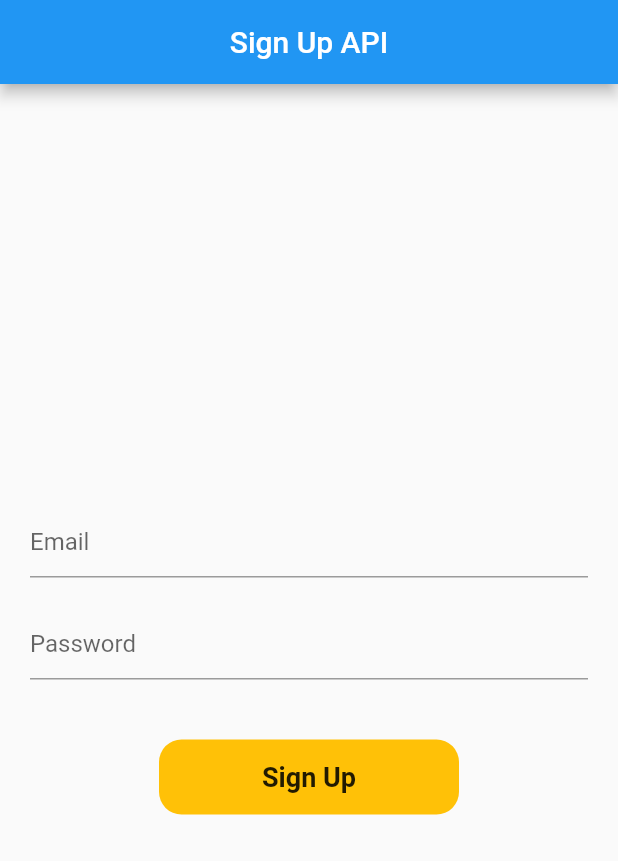
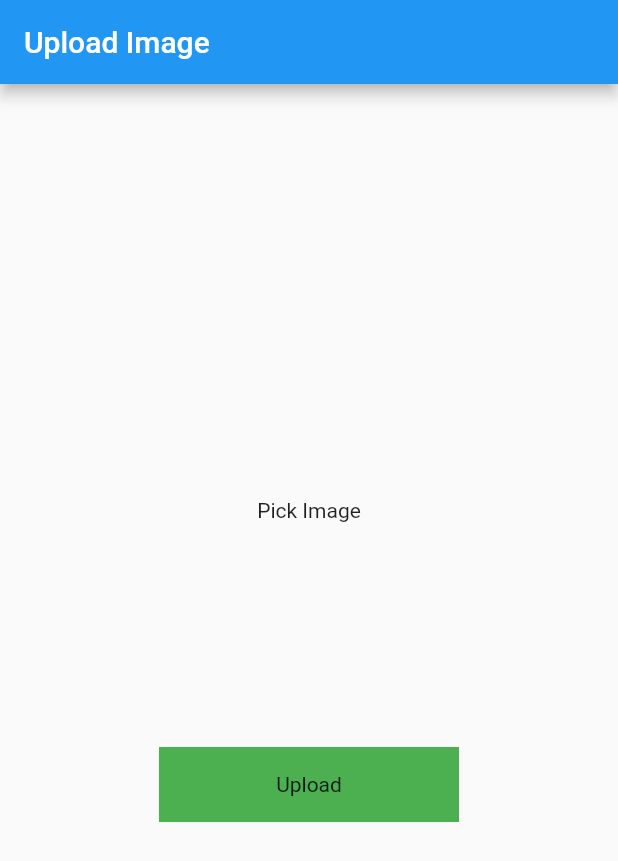
Before and after one commit to atif329/REST-Api-Tutorial, a Flutter app: the screen it shows after launch, on a phone screen of 412 x 824 dp. Shown: the top 861 px of the screen. Run offline on Flutter 3.47's test engine with Material 2 defaults, Android fonts, the phone set to English and light mode, and no system bars; drawn by our look-alikes of modal_progress_hud_nsn; our stand-ins replace image_picker; missing offline and left inert: dart:html.

Commit message:
upload image API

```diff
--- a/lib/main.dart
+++ b/lib/main.dart
@@ -1,6 +1,7 @@
 // import 'package:api_learning/example_four.dart';
 import 'package:api_learning/fifth_example.dart';
 import 'package:api_learning/signup.dart';
+import 'package:api_learning/upload_image-screen.dart';
 // import 'package:api_learning/third_example.dart';
 import 'package:flutter/material.dart';
 
@@ -17,7 +18,7 @@ class MyApp extends StatelessWidget {
       theme: ThemeData(
         primarySwatch: Colors.blue,
       ),
-      home: const SignUpScreen(),
+      home: const UploadImageScreen(),
     );
   }
 }
--- /dev/null
+++ b/lib/upload_image-screen.dart
@@ -0,0 +1,120 @@
+import 'dart:convert';
+import 'dart:io';
+import 'package:http/http.dart' as http;
+import 'package:flutter/material.dart';
+import 'package:image_picker/image_picker.dart';
+import 'package:modal_progress_hud_nsn/modal_progress_hud_nsn.dart';
+
+class UploadImageScreen extends StatefulWidget {
+  const UploadImageScreen({Key? key}) : super(key: key);
+
+  @override
+  _UploadImageScreenState createState() => _UploadImageScreenState();
+}
+
+class _UploadImageScreenState extends State<UploadImageScreen> {
+  File? image;
+  final _picker = ImagePicker();
+  bool showSpinner = false;
+
+  Future getImage() async {
+    final pickedFile =
+        await _picker.pickImage(source: ImageSource.gallery, imageQuality: 80);
+
+    if (pickedFile != null) {
+      image = File(pickedFile.path);
+      setState(() {});
+    } else {
+      print('no image selected');
+    }
+  }
+
+  Future<void> uploadImage() async {
+    setState(() {
+      showSpinner = true;
+    });
+
+    var stream = new http.ByteStream(image!.openRead());
+    stream.cast();
+
+    var length = await image!.length();
+
+    var uri = Uri.parse('https://fakestoreapi.com/products');
+
+    var request = new http.MultipartRequest('POST', uri);
+
+    request.fields['title'] = "Static title";
+
+    var multiport = new http.MultipartFile('image', stream, length);
+
+    request.files.add(multiport);
+
+    var response = await request.send();
+
+    print(response.stream.toString());
+    if (response.statusCode == 200) {
+      setState(() {
+        showSpinner = false;
+      });
+      print('image uploaded');
+    } else {
+      print('failed');
+      setState(() {
+        showSpinner = false;
+      });
+    }
+  }
+
+  @override
+  Widget build(BuildContext context) {
+    return ModalProgressHUD(
+      inAsyncCall: showSpinner,
+      child: Scaffold(
+        appBar: AppBar(
+          title: Text('Upload Image'),
+        ),
+        body: Column(
+          mainAxisAlignment: MainAxisAlignment.center,
+          crossAxisAlignment: CrossAxisAlignment.center,
+          children: [
+            GestureDetector(
+              onTap: () {
+                getImage();
+              },
+              child: Container(
+                child: image == null
+                    ? Center(
+                        child: Text('Pick Image'),
+                      )
+                    : Container(
+                        child: Center(
+                          child: Image.file(
+                            File(image!.path).absolute,
+                            height: 100,
+                            width: 100,
+                            fit: BoxFit.cover,
+                          ),
+                        ),
+                      ),
+              ),
+            ),
+            SizedBox(
+              height: 150,
+            ),
+            GestureDetector(
+              onTap: () {
+                uploadImage();
+              },
+              child: Container(
+                height: 50,
+                width: 200,
+                color: Colors.green,
+                child: Center(child: Text('Upload')),
+              ),
+            )
+          ],
+        ),
+      ),
+    );
+  }
+}
--- a/pubspec.yaml
+++ b/pubspec.yaml
@@ -37,6 +37,8 @@ dependencies:
   http: ^0.13.5
   json_serializable: ^6.3.1
   modal_progress_hud_nsn: ^0.3.0
+  image_picker: ^0.8.5+3
+
 
 dev_dependencies:
   flutter_test:
```
Also changed, not shown: pubspec.lock.
